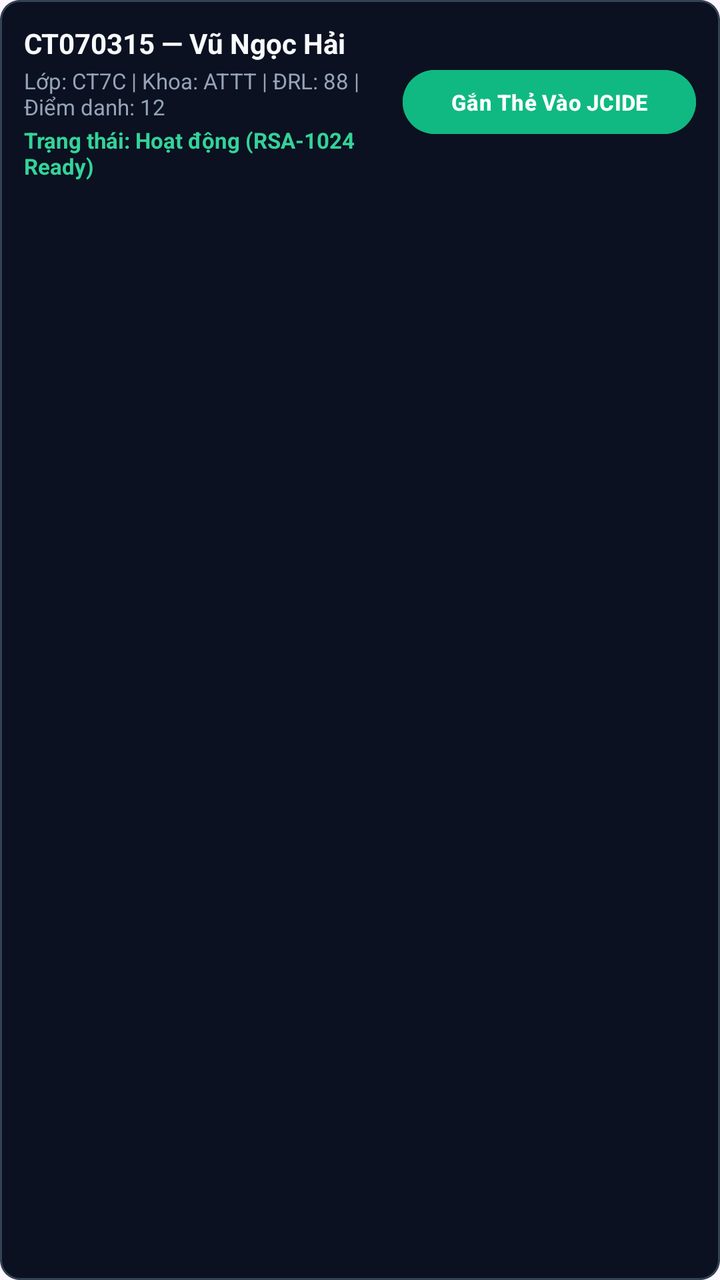
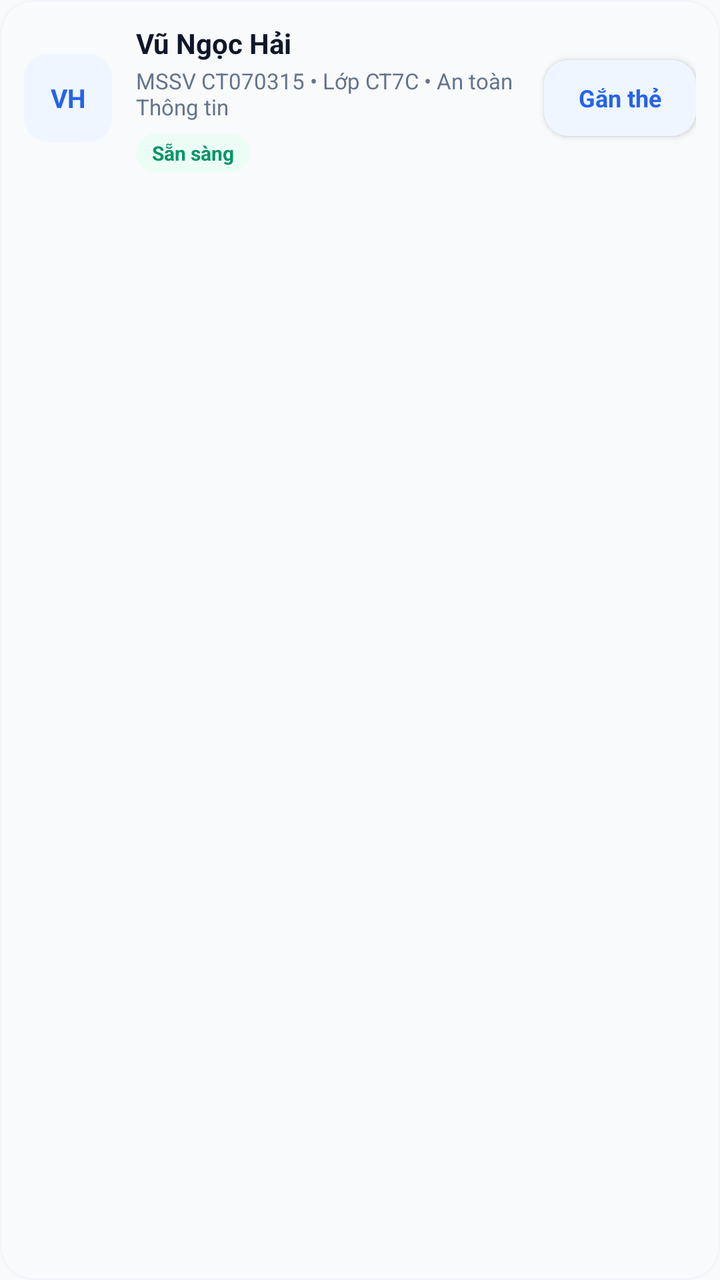

Before-and-after screenshots of an Android layout around one commit, followed by the original layout XML and the change that was made.
<!-- AndroidManifest.xml: application theme Theme.SmartStudentID -->
<!-- res/layout/item_issued_card.xml -->
<?xml version="1.0" encoding="utf-8"?>
<com.google.android.material.card.MaterialCardView xmlns:android="http://schemas.android.com/apk/res/android"
    xmlns:app="http://schemas.android.com/apk/res-auto"
    android:layout_width="match_parent"
    android:layout_height="wrap_content"
    android:layout_marginBottom="8dp"
    app:cardBackgroundColor="#0B1120"
    app:cardCornerRadius="10dp"
    app:strokeColor="#334155"
    app:strokeWidth="1dp">

    <LinearLayout
        android:layout_width="match_parent"
        android:layout_height="wrap_content"
        android:gravity="center_vertical"
        android:orientation="horizontal"
        android:padding="12dp">

        <LinearLayout
            android:layout_width="0dp"
            android:layout_height="wrap_content"
            android:layout_weight="1"
            android:orientation="vertical">

            <TextView
                android:id="@+id/tvItemStudentTitle"
                android:layout_width="wrap_content"
                android:layout_height="wrap_content"
                android:text="CT070315 — Vũ Ngọc Hải"
                android:textColor="#F8FAFC"
                android:textSize="14sp"
                android:textStyle="bold" />

            <TextView
                android:id="@+id/tvItemStudentSub"
                android:layout_width="wrap_content"
                android:layout_height="wrap_content"
                android:layout_marginTop="2dp"
                android:text="Lớp: CT7C | Khoa: ATTT | ĐRL: 88 | Điểm danh: 12"
                android:textColor="#94A3B8"
                android:textSize="11sp" />

            <TextView
                android:id="@+id/tvItemCardStatus"
                android:layout_width="wrap_content"
                android:layout_height="wrap_content"
                android:layout_marginTop="2dp"
                android:text="Trạng thái: Hoạt động (RSA-1024 Ready)"
                android:textColor="#34D399"
                android:textSize="11sp"
                android:textStyle="bold" />
        </LinearLayout>

        <Button
            android:id="@+id/btnActivateVirtualCard"
            android:layout_width="wrap_content"
            android:layout_height="40dp"
            android:layout_marginStart="8dp"
            android:backgroundTint="#10B981"
            android:text="Gắn Thẻ Vào JCIDE"
            android:textAllCaps="false"
            android:textColor="#FFFFFF"
            android:textSize="11sp"
            android:textStyle="bold" />
    </LinearLayout>
</com.google.android.material.card.MaterialCardView>
<!-- resources referenced by this layout -->
<resources>
  <style name="Base.Theme.SmartStudentID" parent="Theme.Material3.DayNight.NoActionBar">
          
          
      </style>
  <!-- unchanged entries left out for length: 1 -->
</resources>

<!-- the commit's change to res/layout/item_issued_card.xml (unified diff, before → after) -->
@@ -3,10 +3,11 @@
     xmlns:app="http://schemas.android.com/apk/res-auto"
     android:layout_width="match_parent"
     android:layout_height="wrap_content"
-    android:layout_marginBottom="8dp"
-    app:cardBackgroundColor="#0B1120"
-    app:cardCornerRadius="10dp"
-    app:strokeColor="#334155"
+    android:layout_marginBottom="10dp"
+    app:cardBackgroundColor="@color/slate_50"
+    app:cardCornerRadius="16dp"
+    app:cardElevation="0dp"
+    app:strokeColor="@color/slate_100"
     app:strokeWidth="1dp">
 
     <LinearLayout
@@ -16,51 +17,71 @@
         android:orientation="horizontal"
         android:padding="12dp">
 
+        <TextView
+            android:id="@+id/tvItemAvatarInitials"
+            android:layout_width="44dp"
+            android:layout_height="44dp"
+            android:background="@drawable/bg_icon_tile_blue"
+            android:gravity="center"
+            android:text="VH"
+            android:textColor="@color/brand_600"
+            android:textSize="13sp"
+            android:textStyle="bold" />
+
         <LinearLayout
             android:layout_width="0dp"
             android:layout_height="wrap_content"
+            android:layout_marginStart="12dp"
             android:layout_weight="1"
             android:orientation="vertical">
 
             <TextView
                 android:id="@+id/tvItemStudentTitle"
-                android:layout_width="wrap_content"
+                android:layout_width="match_parent"
                 android:layout_height="wrap_content"
-                android:text="CT070315 — Vũ Ngọc Hải"
-                android:textColor="#F8FAFC"
+                android:ellipsize="end"
+                android:maxLines="1"
+                android:text="Vũ Ngọc Hải"
+                android:textColor="@color/slate_900"
                 android:textSize="14sp"
                 android:textStyle="bold" />
 
             <TextView
                 android:id="@+id/tvItemStudentSub"
-                android:layout_width="wrap_content"
+                android:layout_width="match_parent"
                 android:layout_height="wrap_content"
                 android:layout_marginTop="2dp"
-                android:text="Lớp: CT7C | Khoa: ATTT | ĐRL: 88 | Điểm danh: 12"
-                android:textColor="#94A3B8"
+                android:ellipsize="end"
+                android:maxLines="2"
+                android:text="MSSV CT070315 • Lớp CT7C • An toàn Thông tin"
+                android:textColor="@color/slate_500"
                 android:textSize="11sp" />
 
             <TextView
                 android:id="@+id/tvItemCardStatus"
                 android:layout_width="wrap_content"
                 android:layout_height="wrap_content"
-                android:layout_marginTop="2dp"
-                android:text="Trạng thái: Hoạt động (RSA-1024 Ready)"
-                android:textColor="#34D399"
-                android:textSize="11sp"
+                android:layout_marginTop="6dp"
+                android:background="@drawable/bg_pill_green"
+                android:paddingStart="8dp"
+                android:paddingTop="3dp"
+                android:paddingEnd="8dp"
+                android:paddingBottom="3dp"
+                android:text="Sẵn sàng"
+                android:textColor="@color/emerald_600"
+                android:textSize="10sp"
                 android:textStyle="bold" />
         </LinearLayout>
 
-        <Button
+        <com.google.android.material.button.MaterialButton
             android:id="@+id/btnActivateVirtualCard"
+            style="@style/Widget.SmartID.Button.Soft"
             android:layout_width="wrap_content"
-            android:layout_height="40dp"
+            android:layout_height="38dp"
             android:layout_marginStart="8dp"
-            android:backgroundTint="#10B981"
-            android:text="Gắn Thẻ Vào JCIDE"
-            android:textAllCaps="false"
-            android:textColor="#FFFFFF"
-            android:textSize="11sp"
-            android:textStyle="bold" />
+            android:minWidth="76dp"
+            android:text="Gắn thẻ"
+            android:textSize="12sp"
+            app:cornerRadius="12dp" />
     </LinearLayout>
 </com.google.android.material.card.MaterialCardView>
<!-- resource entries referenced after the edit -->
@@ -1,8 +1,82 @@
 <!-- resources referenced by this layout -->
 <resources>
-  <style name="Base.Theme.SmartStudentID" parent="Theme.Material3.DayNight.NoActionBar">
-          
-          
+  <color name="brand_600">#2563EB</color>
+  <color name="emerald_600">#059669</color>
+  <color name="slate_100">#F1F5F9</color>
+  <color name="slate_50">#F8FAFC</color>
+  <color name="slate_500">#64748B</color>
+  <color name="slate_900">#0F172A</color>
+  <!-- drawable bg_icon_tile_blue (drawable) -->
+  <?xml version="1.0" encoding="utf-8"?>
+  <shape xmlns:android="http://schemas.android.com/apk/res/android"
+      android:shape="rectangle">
+      <corners android:radius="12dp" />
+      <solid android:color="@color/brand_50" />
+  </shape>
+  <!-- drawable bg_pill_green (drawable) -->
+  <?xml version="1.0" encoding="utf-8"?>
+  <shape xmlns:android="http://schemas.android.com/apk/res/android"
+      android:shape="rectangle">
+      <corners android:radius="999dp" />
+      <solid android:color="@color/emerald_50" />
+  </shape>
+  <style name="Widget.SmartID.Button.Soft" parent="Widget.MaterialComponents.Button">
+          <item name="android:minHeight">46dp</item>
+          <item name="android:minWidth">0dp</item>
+          <item name="android:insetTop">0dp</item>
+          <item name="android:insetBottom">0dp</item>
+          <item name="android:letterSpacing">0</item>
+          <item name="android:textAllCaps">false</item>
+          <item name="android:textColor">@color/brand_600</item>
+          <item name="android:textSize">14sp</item>
+          <item name="android:textStyle">bold</item>
+          <item name="backgroundTint">@color/brand_50</item>
+          <item name="cornerRadius">14dp</item>
+          <item name="elevation">0dp</item>
+          <item name="iconPadding">8dp</item>
+          <item name="iconTint">@color/brand_600</item>
+          <item name="rippleColor">@color/brand_100</item>
+      </style>
+  <color name="brand_50">#EFF6FF</color>
+  <color name="emerald_50">#ECFDF5</color>
+  <color name="brand_100">#DBEAFE</color>
+  <style name="Base.Theme.SmartStudentID" parent="Theme.Material3.Light.NoActionBar">
+          <item name="colorPrimary">@color/brand_600</item>
+          <item name="colorOnPrimary">@color/white</item>
+          <item name="colorPrimaryContainer">@color/brand_50</item>
+          <item name="colorOnPrimaryContainer">@color/brand_700</item>
+          <item name="colorSecondary">@color/emerald_600</item>
+          <item name="colorOnSecondary">@color/white</item>
+          <item name="colorSecondaryContainer">@color/emerald_50</item>
+          <item name="colorOnSecondaryContainer">@color/emerald_700</item>
+          <item name="colorSurface">@color/white</item>
+          <item name="colorOnSurface">@color/slate_900</item>
+          <item name="colorSurfaceVariant">@color/slate_100</item>
+          <item name="colorOnSurfaceVariant">@color/slate_600</item>
+          <item name="colorOutline">@color/slate_300</item>
+          <item name="colorOutlineVariant">@color/slate_200</item>
+          <item name="android:colorBackground">@color/slate_50</item>
+          <item name="android:windowBackground">@color/slate_50</item>
+          <item name="android:statusBarColor">@color/slate_50</item>
+          <item name="android:navigationBarColor">@color/white</item>
+          <item name="android:windowLightStatusBar" tools:targetApi="m">true</item>
+          <item name="android:windowLightNavigationBar" tools:targetApi="o_mr1">true</item>
+          <item name="android:windowDrawsSystemBarBackgrounds">true</item>
+          <item name="android:forceDarkAllowed" tools:targetApi="q">false</item>
+          <item name="android:fontFamily">sans-serif</item>
+          <item name="android:windowAnimationStyle">@style/Animation.SmartID.Window</item>
+      </style>
+  <color name="white">#FFFFFFFF</color>
+  <color name="brand_700">#1D4ED8</color>
+  <color name="emerald_700">#047857</color>
+  <color name="slate_600">#475569</color>
+  <color name="slate_300">#CBD5E1</color>
+  <color name="slate_200">#E2E8F0</color>
+  <style name="Animation.SmartID.Window" parent="@android:style/Animation.Activity">
+          <item name="android:activityOpenEnterAnimation">@android:anim/fade_in</item>
+          <item name="android:activityOpenExitAnimation">@android:anim/fade_out</item>
+          <item name="android:activityCloseEnterAnimation">@android:anim/fade_in</item>
+          <item name="android:activityCloseExitAnimation">@android:anim/fade_out</item>
       </style>
   <!-- unchanged entries left out for length: 1 -->
 </resources>
